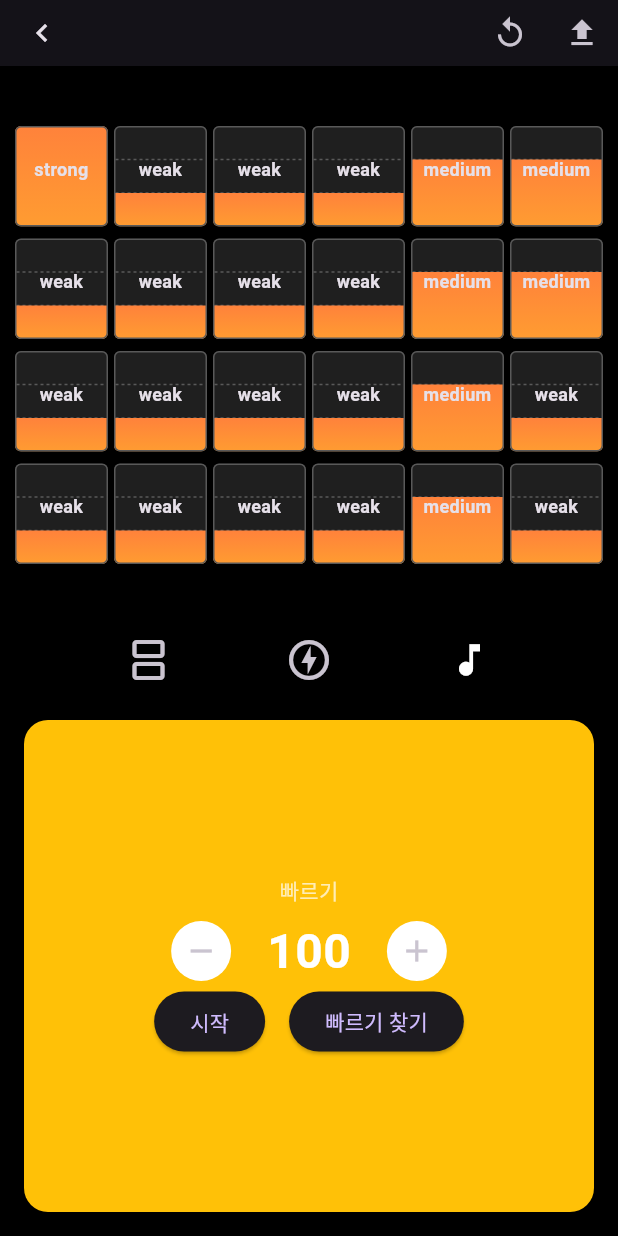
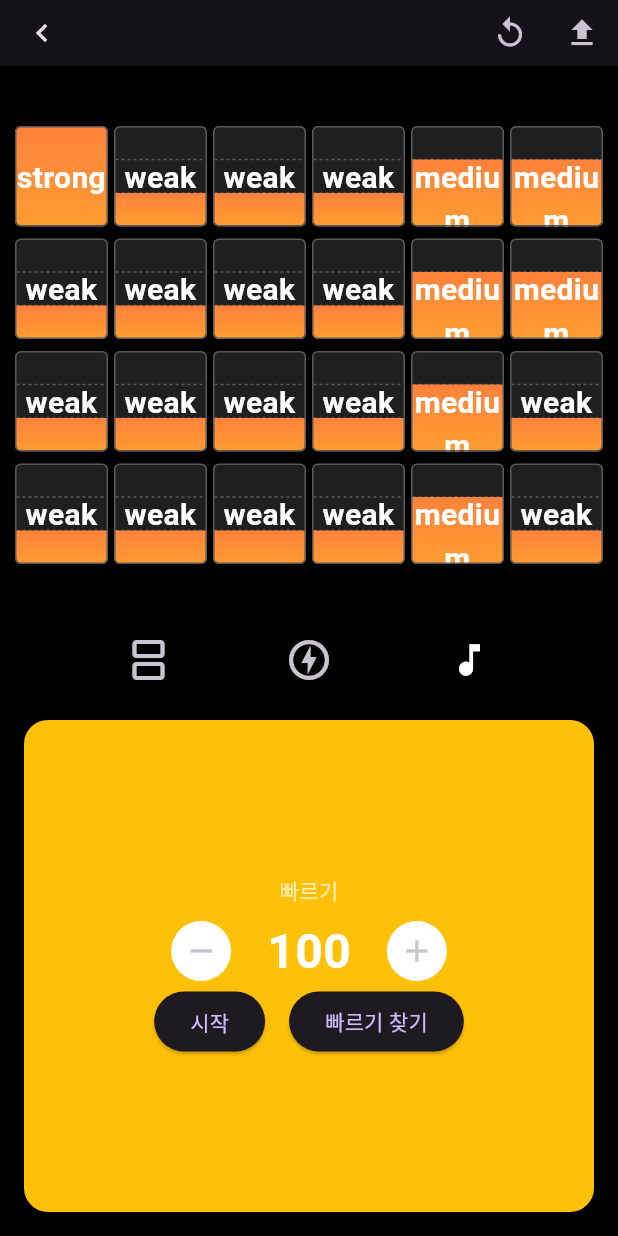
Before and after one commit to Team-Hanbae/Hanbae-Flutter, a Flutter app: the MetronomeScreen screen opened directly with empty values, on a phone screen of 412 x 824 dp. Run offline on Flutter 3.47's test engine with Material 3 defaults, Android fonts, the light colour scheme and no system bars; our stand-ins replace audioplayers, equatable, flutter_bloc, flutter_svg.

Commit message:
[feat] #9 BakNumber 색상 변경

```diff
--- a/lib/presentation/metronome/hanbae_board.dart
+++ b/lib/presentation/metronome/hanbae_board.dart
@@ -195,8 +195,9 @@ class Bakbar extends StatelessWidget {
                 bakNumber,
                 textAlign: TextAlign.center,
                 style: const TextStyle(
-                  fontSize: 12,
-                  fontWeight: FontWeight.bold,
+                  color: AppColors.textDefault,
+                  fontSize: 20,
+                  fontWeight: FontWeight.w600,
                 ),
               ),
             ),
```
